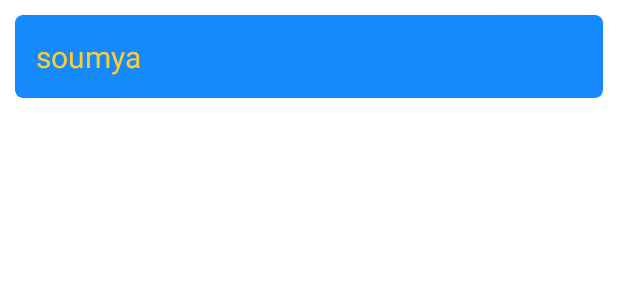
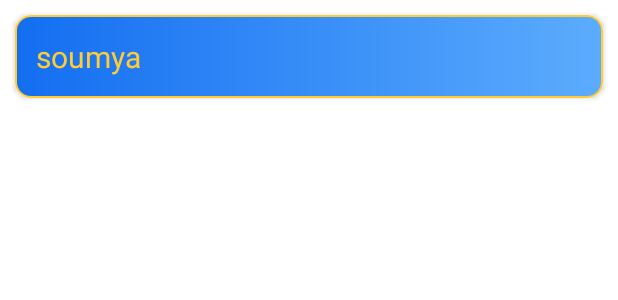
Before and after one commit to soumyajaincarmel/Firebase-Chat-Application_Chatbea, an Android app: the layout item_users_rv.xml on its own in the app's theme, with its tools: preview values and no code run, on a phone screen of 412 x 824 dp. Shown: the top 300 px of the screen. Run offline under Robolectric (Android 15) with nearby library versions, the phone set to English and light mode, and no system bars.

Commit message:
Final Finishing Touches in UI, Re-Organized and Re-Formatted Code.

```diff
--- a/app/build.gradle
+++ b/app/build.gradle
@@ -35,7 +35,7 @@ dependencies {
     implementation 'androidx.constraintlayout:constraintlayout:2.1.0'
     implementation 'com.google.firebase:firebase-database:20.0.1'
 
-    implementation  'com.firebase:firebase-client-android:2.5.2'
+    implementation 'com.firebase:firebase-client-android:2.5.2'
 
     implementation("com.android.volley:volley:1.2.1")
     implementation 'com.google.firebase:firebase-common-ktx:20.0.0'
--- a/app/src/main/java/com/example/firebasechatapplication/Users.java
+++ b/app/src/main/java/com/example/firebasechatapplication/Users.java
@@ -13,7 +13,6 @@ import android.widget.TextView;
 import com.android.volley.Request;
 import com.android.volley.RequestQueue;
 import com.android.volley.Response;
-import com.android.volley.VolleyError;
 import com.android.volley.toolbox.StringRequest;
 import com.android.volley.toolbox.Volley;
 
--- /dev/null
+++ b/app/src/main/res/drawable/button_gradient_background3.xml
@@ -0,0 +1,19 @@
+<?xml version="1.0" encoding="utf-8"?>
+<shape xmlns:android="http://schemas.android.com/apk/res/android"
+    android:shape="rectangle">
+
+    <gradient
+        android:angle="180"
+        android:endColor="@color/primaryDarkColor"
+        android:startColor="@color/primaryLightColor"
+        android:type="linear">
+
+    </gradient>
+
+    <stroke
+        android:width="1dp"
+        android:color="@color/secondaryColor" />
+
+    <corners android:radius="10dp" />
+
+</shape>
--- a/app/src/main/res/layout/activity_chat.xml
+++ b/app/src/main/res/layout/activity_chat.xml
@@ -20,8 +20,7 @@
             android:id="@+id/ll_chat"
             android:layout_width="match_parent"
             android:layout_height="wrap_content"
-            android:orientation="vertical">
-        </LinearLayout>
+            android:orientation="vertical"></LinearLayout>
     </ScrollView>
 
     <include
--- a/app/src/main/res/layout/activity_users.xml
+++ b/app/src/main/res/layout/activity_users.xml
@@ -21,6 +21,6 @@
         android:id="@+id/rv_user_list"
         android:layout_width="match_parent"
         android:layout_height="wrap_content"
-        android:clipToPadding = "false"/>
+        android:clipToPadding="false" />
 
 </LinearLayout>
--- a/app/src/main/res/layout/item_users_rv.xml
+++ b/app/src/main/res/layout/item_users_rv.xml
@@ -5,13 +5,12 @@
     android:layout_width="match_parent"
     android:layout_height="wrap_content"
     android:layout_margin="10dp"
-    android:backgroundTint="@color/primaryColor"
-    android:elevation="10dp"
-    app:cardCornerRadius="5dp">
+    app:cardCornerRadius="10dp">
 
     <LinearLayout
         android:layout_width="match_parent"
         android:layout_height="wrap_content"
+        android:background="@drawable/button_gradient_background3"
         android:orientation="vertical"
         android:padding="10dp">
 
```
Also changed, not shown: app/src/main/java/com/example/firebasechatapplication/Login.java (+5 -12 lines), app/src/main/res/drawable/ic_launcher_foreground.xml (+40 -15 lines), app/src/main/res/drawable/ic_send_24dp.xml (+10 -4 lines), app/src/main/res/layout/activity_login.xml (+14 -14 lines), app/src/main/res/layout/activity_register.xml (+20 -20 lines).
